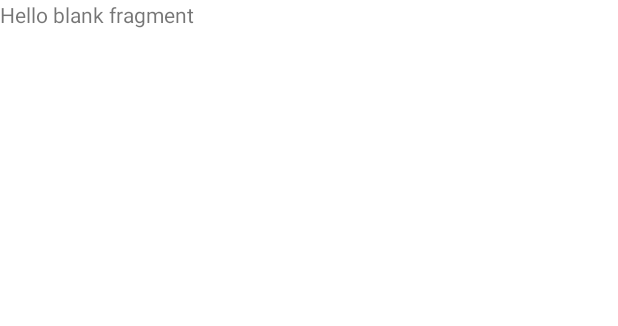
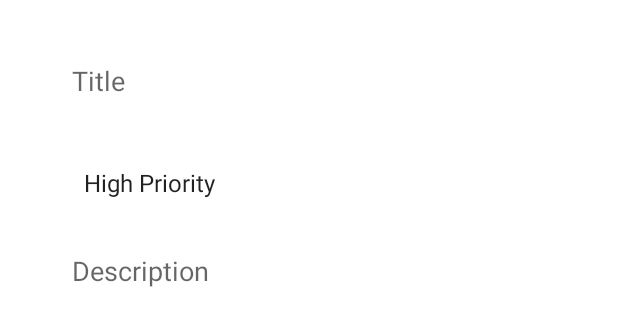
Before and after one commit to emineinan/To-DoApp, an Android app: the layout fragment_add.xml on its own in the app's theme, with its tools: preview values and no code run, on a phone screen of 412 x 824 dp. Shown: the top 326 px of the screen. Run offline under Robolectric (Android 15) with nearby library versions, the phone set to English and light mode, and no system bars.

Commit message:
Design Add Fragment

```diff
--- a/app/src/main/java/com/example/todoapp/MainActivity.kt
+++ b/app/src/main/java/com/example/todoapp/MainActivity.kt
@@ -2,10 +2,19 @@ package com.example.todoapp
 
 import androidx.appcompat.app.AppCompatActivity
 import android.os.Bundle
+import androidx.navigation.findNavController
+import androidx.navigation.ui.setupActionBarWithNavController
 
 class MainActivity : AppCompatActivity() {
     override fun onCreate(savedInstanceState: Bundle?) {
         super.onCreate(savedInstanceState)
         setContentView(R.layout.activity_main)
+
+        setupActionBarWithNavController(findNavController(R.id.navHostFragment))
+    }
+
+    override fun onSupportNavigateUp(): Boolean {
+        val navController = findNavController(R.id.navHostFragment)
+        return navController.navigateUp() || super.onSupportNavigateUp()
     }
 }
--- a/app/src/main/java/com/example/todoapp/fragments/list/ListFragment.kt
+++ b/app/src/main/java/com/example/todoapp/fragments/list/ListFragment.kt
@@ -5,15 +5,23 @@ import android.view.LayoutInflater
 import android.view.View
 import android.view.ViewGroup
 import androidx.fragment.app.Fragment
+import androidx.navigation.fragment.findNavController
 import com.example.todoapp.R
+import com.example.todoapp.databinding.FragmentListBinding
 
 class ListFragment : Fragment() {
+    private var _binding: FragmentListBinding? = null
+    private val binding get() = _binding!!
 
     override fun onCreateView(
         inflater: LayoutInflater, container: ViewGroup?,
         savedInstanceState: Bundle?
     ): View? {
         // Inflate the layout for this fragment
-        return inflater.inflate(R.layout.fragment_list, container, false)
+        _binding = FragmentListBinding.inflate(inflater, container, false)
+        binding.floatingActionButton.setOnClickListener {
+            findNavController().navigate(R.id.action_listFragment_to_addFragment)
+        }
+        return binding.root
     }
 }
--- a/app/src/main/res/layout/fragment_add.xml
+++ b/app/src/main/res/layout/fragment_add.xml
@@ -1,14 +1,55 @@
 <?xml version="1.0" encoding="utf-8"?>
-<FrameLayout xmlns:android="http://schemas.android.com/apk/res/android"
+<androidx.constraintlayout.widget.ConstraintLayout xmlns:android="http://schemas.android.com/apk/res/android"
+    xmlns:app="http://schemas.android.com/apk/res-auto"
     xmlns:tools="http://schemas.android.com/tools"
     android:layout_width="match_parent"
     android:layout_height="match_parent"
-    tools:context=".AddFragment">
+    android:padding="24dp"
+    tools:context=".fragments.add.AddFragment">
 
-    <!-- TODO: Update blank fragment layout -->
-    <TextView
-        android:layout_width="match_parent"
-        android:layout_height="match_parent"
-        android:text="@string/hello_blank_fragment" />
 
-</FrameLayout>
+    <EditText
+        android:id="@+id/editTextTitle"
+        android:layout_width="0dp"
+        android:layout_height="60dp"
+        android:ems="10"
+        android:paddingStart="24dp"
+        android:paddingEnd="24dp"
+        android:inputType="textPersonName"
+        android:hint="@string/title"
+        android:background="@android:color/transparent"
+        app:layout_constraintEnd_toEndOf="parent"
+        app:layout_constraintStart_toStartOf="parent"
+        app:layout_constraintTop_toTopOf="parent" />
+
+    <Spinner
+        android:id="@+id/spinnerPriorities"
+        android:background="@android:color/transparent"
+        android:entries="@array/priorities"
+        android:layout_width="0dp"
+        android:layout_height="60dp"
+        android:layout_marginTop="8dp"
+        android:paddingStart="24dp"
+        app:layout_constraintEnd_toEndOf="parent"
+        app:layout_constraintHorizontal_bias="0.5"
+        app:layout_constraintStart_toStartOf="parent"
+        app:layout_constraintTop_toBottomOf="@+id/editTextTitle" />
+
+    <EditText
+        android:id="@+id/editTextDescription"
+        android:background="@android:color/transparent"
+        android:layout_width="0dp"
+        android:layout_height="0dp"
+        android:ems="10"
+        android:gravity="top|start"
+        android:hint="@string/description"
+        android:paddingStart="24dp"
+        android:paddingEnd="24dp"
+        android:paddingTop="16dp"
+        android:inputType="textMultiLine"
+        app:layout_constraintBottom_toBottomOf="parent"
+        app:layout_constraintEnd_toEndOf="parent"
+        app:layout_constraintHorizontal_bias="0.5"
+        app:layout_constraintStart_toStartOf="parent"
+        app:layout_constraintTop_toBottomOf="@+id/spinnerPriorities" />
+</androidx.constraintlayout.widget.ConstraintLayout>
--- a/app/src/main/res/navigation/nav_graph.xml
+++ b/app/src/main/res/navigation/nav_graph.xml
@@ -8,7 +8,7 @@
     <fragment
         android:id="@+id/listFragment"
         android:name="com.example.todoapp.fragments.list.ListFragment"
-        android:label="fragment_list"
+        android:label="To Do List"
         tools:layout="@layout/fragment_list" >
         <action
             android:id="@+id/action_listFragment_to_addFragment"
@@ -19,8 +19,8 @@
     </fragment>
     <fragment
         android:id="@+id/addFragment"
-        android:name="com.example.todoapp.AddFragment"
-        android:label="fragment_add"
+        android:name="com.example.todoapp.fragments.add.AddFragment"
+        android:label="Add"
         tools:layout="@layout/fragment_add" >
         <action
             android:id="@+id/action_addFragment_to_listFragment"
@@ -28,8 +28,8 @@
     </fragment>
     <fragment
         android:id="@+id/updateFragment"
-        android:name="com.example.todoapp.UpdateFragment"
-        android:label="fragment_update"
+        android:name="com.example.todoapp.fragments.update.UpdateFragment"
+        android:label="Update"
         tools:layout="@layout/fragment_update" >
         <action
             android:id="@+id/action_updateFragment_to_listFragment"
--- a/app/src/main/res/values/colors.xml
+++ b/app/src/main/res/values/colors.xml
@@ -1,7 +1,7 @@
 <?xml version="1.0" encoding="utf-8"?>
 <resources>
     <color name="purple_200">#FFBB86FC</color>
-    <color name="blue">#3D5AFE</color>
+    <color name="blue">#5C72EF</color>
     <color name="teal_700">#FF018786</color>
     <color name="black">#FF000000</color>
     <color name="white">#FFFFFFFF</color>
--- a/app/src/main/res/values/strings.xml
+++ b/app/src/main/res/values/strings.xml
@@ -3,4 +3,12 @@
     <!-- TODO: Remove or change this placeholder text -->
     <string name="hello_blank_fragment">Hello blank fragment</string>
     <string name="no_data">No Data</string>
+    <string name="title">Title</string>
+    <string name="description">Description</string>
+
+    <string-array name="priorities">
+        <item>High Priority</item>
+        <item>Medium Priority</item>
+        <item>Low Priority</item>
+    </string-array>
 </resources>
--- a/app/src/main/res/values/themes.xml
+++ b/app/src/main/res/values/themes.xml
@@ -1,6 +1,6 @@
 <resources xmlns:tools="http://schemas.android.com/tools">
     <!-- Base application theme. -->
-    <style name="Theme.ToDoApp" parent="Theme.MaterialComponents.DayNight.NoActionBar">
+    <style name="Theme.ToDoApp" parent="Theme.MaterialComponents.DayNight.DarkActionBar">
         <!-- Primary brand color. -->
         <item name="colorPrimary">@color/blue</item>
         <item name="colorPrimaryVariant">@color/blue</item>
```
